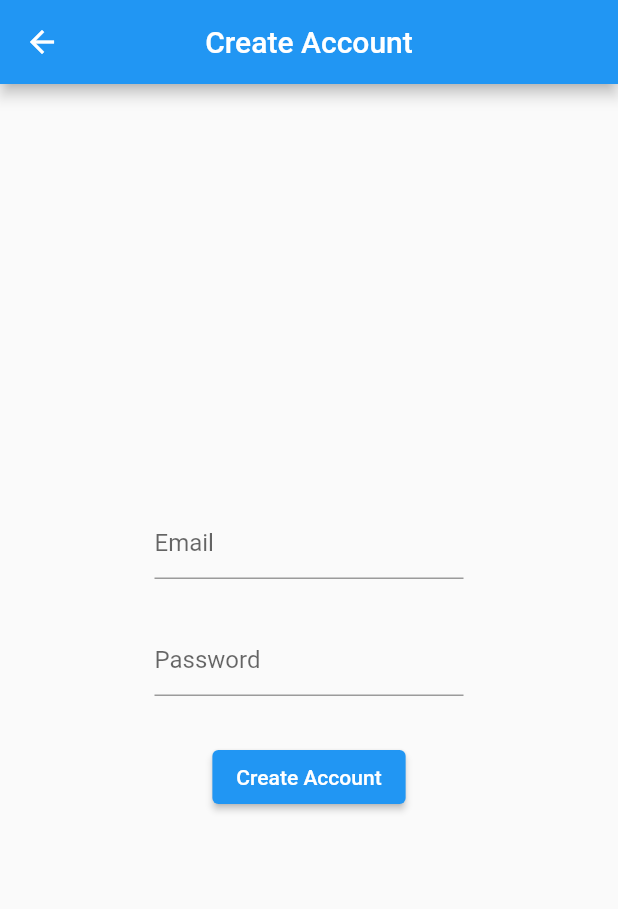
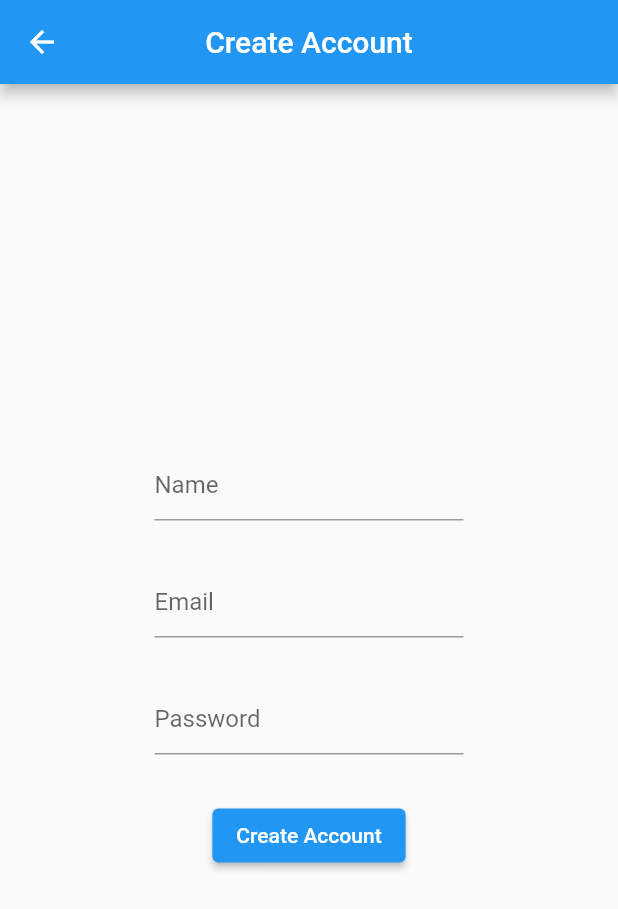
Before and after one commit to AbhishekDoshi26/firebase_starter, a Flutter app: the CreateAccount screen opened directly, on a phone screen of 412 x 824 dp. Shown: the top 909 px of the screen. Run offline on Flutter 3.47's test engine with Material 2 defaults, Android fonts, the phone set to English and light mode, and no system bars; our stand-ins replace bloc, cloud_firestore, equatable, firebase_auth, firebase_core, flutter_bloc; accounts and stored records are empty.

Commit message:
added firestore database

```diff
--- a/lib/authentication/bloc/authentication_bloc.dart
+++ b/lib/authentication/bloc/authentication_bloc.dart
@@ -1,5 +1,6 @@
 import 'package:bloc/bloc.dart';
 import 'package:auth_service/auth.dart';
+import 'package:firestore_database_service/firestore_database_service.dart';
 
 part 'authentication_event.dart';
 part 'authentication_state.dart';
@@ -25,7 +26,8 @@ class AuthenticationBloc
         email: event.email,
         password: event.password,
       );
-      emit(SuccessState());
+      final name = await DatabaseService().getUser(email: event.email);
+      emit(SuccessState(name: name!));
     } catch (e) {
       emit(
         ErrorState(
@@ -44,7 +46,8 @@ class AuthenticationBloc
         email: event.email,
         password: event.password,
       );
-      emit(SuccessState());
+      await DatabaseService().addUser(fullName: event.name, email: event.email);
+      emit(SuccessState(name: event.name));
     } catch (e) {
       emit(
         ErrorState(
--- a/lib/authentication/bloc/authentication_event.dart
+++ b/lib/authentication/bloc/authentication_event.dart
@@ -15,9 +15,11 @@ class LoginWithEmailAndPasswordEvent extends AuthenticationEvent {
 class CreateAccountEvent extends AuthenticationEvent {
   final String email;
   final String password;
+  final String name;
 
   CreateAccountEvent({
     required this.email,
     required this.password,
+    required this.name,
   });
 }
--- a/lib/authentication/bloc/authentication_state.dart
+++ b/lib/authentication/bloc/authentication_state.dart
@@ -4,7 +4,10 @@ abstract class AuthenticationState {}
 
 class AuthenticationInitial extends AuthenticationState {}
 
-class SuccessState extends AuthenticationState {}
+class SuccessState extends AuthenticationState {
+  final String name;
+  SuccessState({required this.name});
+}
 
 class ErrorState extends AuthenticationState {
   final String message;
--- a/lib/authentication/screens/create_account.dart
+++ b/lib/authentication/screens/create_account.dart
@@ -6,6 +6,7 @@ import 'package:flutter_bloc/flutter_bloc.dart';
 class CreateAccount extends StatelessWidget {
   CreateAccount({Key? key}) : super(key: key);
 
+  final TextEditingController _nameController = TextEditingController();
   final TextEditingController _emailController = TextEditingController();
   final TextEditingController _passwordController = TextEditingController();
 
@@ -16,7 +17,7 @@ class CreateAccount extends StatelessWidget {
         if (state is SuccessState) {
           Navigator.of(context).push(
             MaterialPageRoute(
-              builder: (context) => Home(email: _emailController.text),
+              builder: (context) => Home(name: state.name),
             ),
           );
         }
@@ -37,6 +38,16 @@ class CreateAccount extends StatelessWidget {
           child: Column(
             mainAxisAlignment: MainAxisAlignment.center,
             children: [
+              SizedBox(
+                width: MediaQuery.of(context).size.width / 2,
+                child: TextField(
+                  controller: _nameController,
+                  decoration: const InputDecoration(hintText: 'Name'),
+                ),
+              ),
+              const SizedBox(
+                height: 30.0,
+              ),
               SizedBox(
                 width: MediaQuery.of(context).size.width / 2,
                 child: TextField(
@@ -64,6 +75,7 @@ class CreateAccount extends StatelessWidget {
                 onPressed: () {
                   context.read<AuthenticationBloc>().add(
                         CreateAccountEvent(
+                          name: _nameController.text,
                           email: _emailController.text,
                           password: _passwordController.text,
                         ),
--- a/lib/authentication/screens/login.dart
+++ b/lib/authentication/screens/login.dart
@@ -17,7 +17,7 @@ class LoginScreen extends StatelessWidget {
         if (state is SuccessState) {
           Navigator.of(context).push(
             MaterialPageRoute(
-              builder: (context) => Home(email: _emailController.text),
+              builder: (context) => Home(name: state.name),
             ),
           );
         }
--- a/lib/home/screens/home.dart
+++ b/lib/home/screens/home.dart
@@ -1,8 +1,8 @@
 import 'package:flutter/material.dart';
 
 class Home extends StatefulWidget {
-  const Home({Key? key, required this.email}) : super(key: key);
-  final String email;
+  const Home({Key? key, required this.name}) : super(key: key);
+  final String name;
   @override
   State<Home> createState() => _HomeState();
 }
@@ -14,8 +14,8 @@ class _HomeState extends State<Home> {
       appBar: AppBar(
         title: const Text('Home'),
       ),
-      body: const Center(
-        child: Text('Welcome !'),
+      body: Center(
+        child: Text('Welcome ${widget.name}!'),
       ),
     );
   }
--- a/pubspec.yaml
+++ b/pubspec.yaml
@@ -14,6 +14,8 @@ dependencies:
   cupertino_icons: ^1.0.2
   firebase_auth: ^3.3.7
   firebase_core: ^1.12.0
+  firestore_database_service:
+    path: packages/firestore_database_service
   flutter:
     sdk: flutter
   flutter_bloc: ^8.0.1
```
Also changed, not shown: packages/firestore_database_service/lib/firestore_database_service.dart (+3 -6 lines), pubspec.lock.
